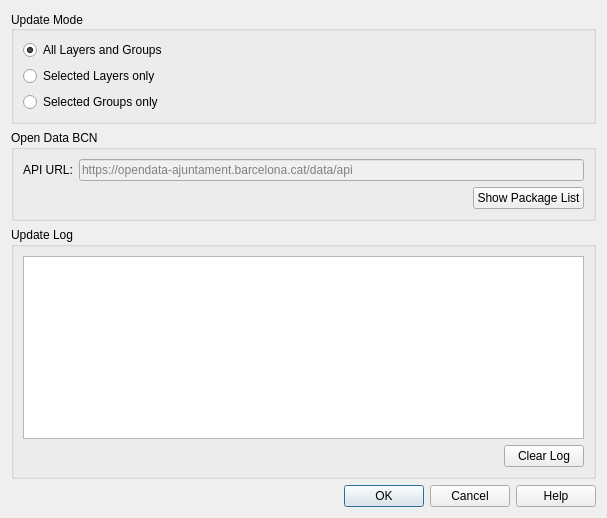
First picture: the form in uddmanager_dialog_update.ui, repository geraldo/uddmanager, before the edit.
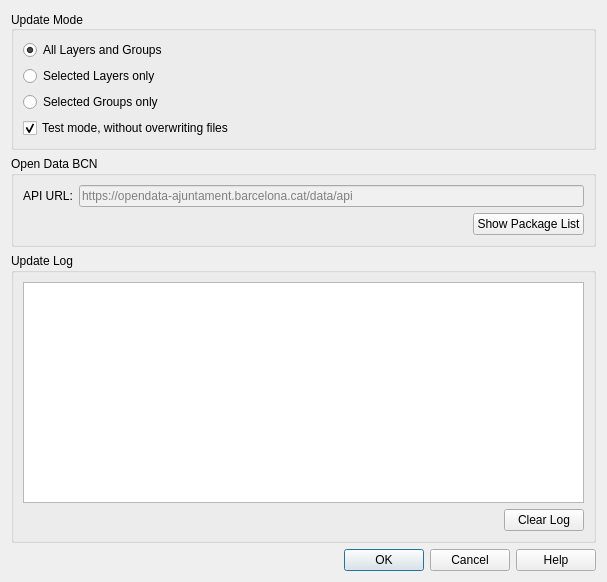
Second picture: the form after the edit.

```diff
--- a/uddmanager_dialog_update.ui
+++ b/uddmanager_dialog_update.ui
@@ -7,7 +7,7 @@
     <x>0</x>
     <y>0</y>
     <width>607</width>
-    <height>518</height>
+    <height>582</height>
    </rect>
   </property>
   <property name="sizePolicy">
@@ -20,7 +20,7 @@
    <string>UDD Manager</string>
   </property>
   <layout class="QGridLayout" name="gridLayout">
-   <item row="3" column="0">
+   <item row="4" column="0">
     <widget class="QDialogButtonBox" name="buttonBox">
      <property name="standardButtons">
       <set>QDialogButtonBox::Cancel|QDialogButtonBox::Help|QDialogButtonBox::Ok</set>
@@ -72,28 +72,13 @@
         </property>
        </widget>
       </item>
-     </layout>
-    </widget>
-   </item>
-   <item row="2" column="0">
-    <widget class="QGroupBox" name="importLog">
-     <property name="sizePolicy">
-      <sizepolicy hsizetype="Expanding" vsizetype="Preferred">
-       <horstretch>0</horstretch>
-       <verstretch>0</verstretch>
-      </sizepolicy>
-     </property>
-     <property name="title">
-      <string>Update Log</string>
-     </property>
-     <layout class="QVBoxLayout" name="verticalLayout_2">
       <item>
-       <widget class="QPlainTextEdit" name="logOutput"/>
-      </item>
-      <item alignment="Qt::AlignRight">
-       <widget class="QPushButton" name="buttonClearLog">
+       <widget class="QCheckBox" name="testMode">
         <property name="text">
-         <string>Clear Log</string>
+         <string>Test mode, without overwriting files</string>
+        </property>
+        <property name="checked">
+         <bool>true</bool>
         </property>
        </widget>
       </item>
@@ -151,6 +136,31 @@
      </layout>
     </widget>
    </item>
+   <item row="3" column="0">
+    <widget class="QGroupBox" name="importLog">
+     <property name="sizePolicy">
+      <sizepolicy hsizetype="Expanding" vsizetype="Preferred">
+       <horstretch>0</horstretch>
+       <verstretch>0</verstretch>
+      </sizepolicy>
+     </property>
+     <property name="title">
+      <string>Update Log</string>
+     </property>
+     <layout class="QVBoxLayout" name="verticalLayout_2">
+      <item>
+       <widget class="QPlainTextEdit" name="logOutput"/>
+      </item>
+      <item alignment="Qt::AlignRight">
+       <widget class="QPushButton" name="buttonClearLog">
+        <property name="text">
+         <string>Clear Log</string>
+        </property>
+       </widget>
+      </item>
+     </layout>
+    </widget>
+   </item>
   </layout>
  </widget>
  <resources/>
```
